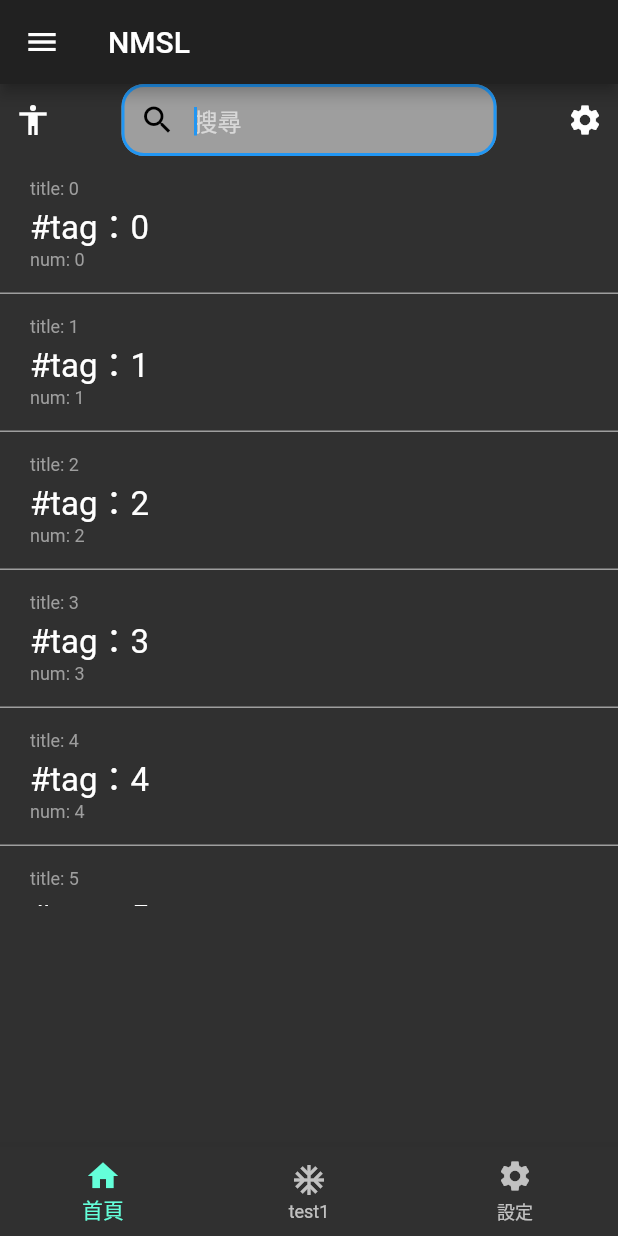
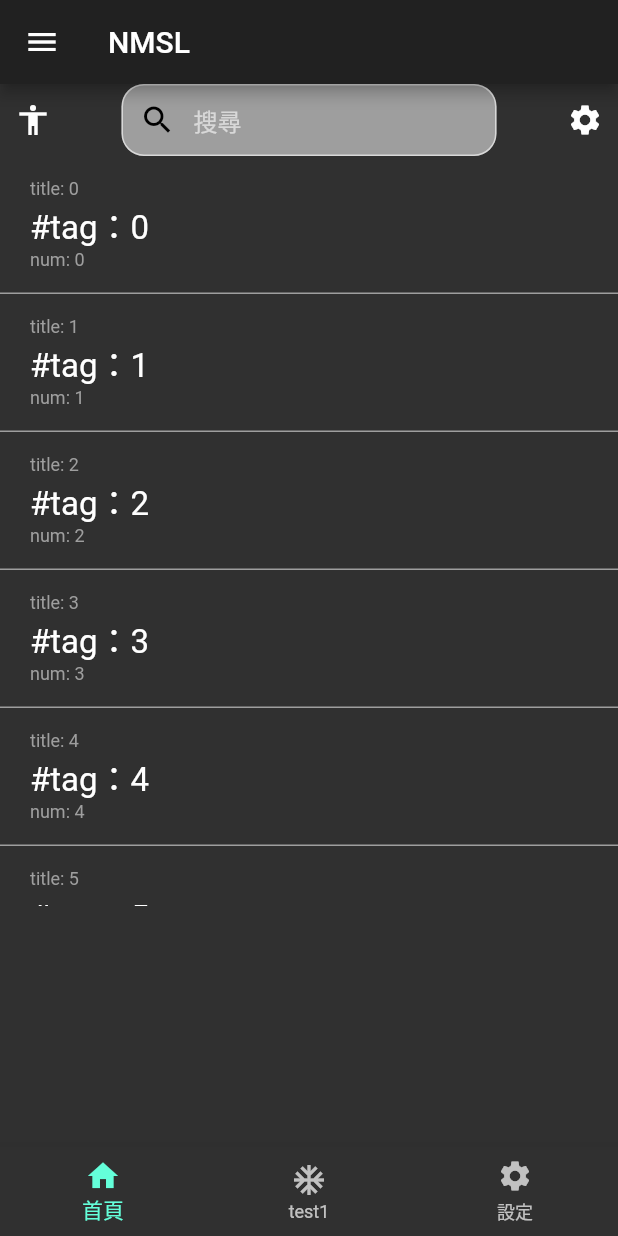
Before and after one commit to m0425873225/flutter-test, a Flutter app: the screen it shows after launch, on a phone screen of 412 x 824 dp. Run offline on Flutter 3.47's test engine with Material 2 defaults, Android fonts, the phone set to English and light mode, and no system bars; our stand-ins replace cached_network_image.

Commit message:
flutter 2

```diff
--- a/NMSL/lib/main.dart
+++ b/NMSL/lib/main.dart
@@ -37,15 +37,19 @@ class MyApp extends StatelessWidget {
                 DrawerHeader(
                   child:Column(
                     mainAxisAlignment: MainAxisAlignment.spaceEvenly,
+                      crossAxisAlignment: CrossAxisAlignment.start,
                     children: [
                       Row(
                         mainAxisAlignment: MainAxisAlignment.spaceBetween,
                         children: [
-                          Text('帳戶資訊',style: TextStyle(
-                              color: Colors.grey,
-                              fontSize: 25
-                          ),),
-                          Icon(Icons.add_circle_outline,size: 30,color: Colors.blue,)
+                          ClipOval(
+                            child: Image.network(
+                              'https://www.steamxo.com/wp-content/uploads/2019/11/5ggL5q154529_874683.jpg',
+                              fit: BoxFit.cover,
+                              width: 70,
+                              height: 70,
+                            ),
+                          ),
                         ],
                       ),
                       Row(
@@ -56,7 +60,11 @@ class MyApp extends StatelessWidget {
                               color: Colors.white,
                               fontSize: 17
                             ),
-                          )
+                          ),
+                          Padding(
+                            padding: const EdgeInsets.only(left: 175),
+                            child: Icon(Icons.add_circle_outline,size: 30,color: Colors.blue,),
+                          ),
                         ],
                       ),
                       Row(
@@ -222,7 +230,7 @@ class _HomeState extends State<Home> {
     final height = size.height;
     print('width is $width; height is $height');
 
-    return Container(
+    return SingleChildScrollView(
         child: Center(
             child: Column(
       children: [
@@ -237,7 +245,7 @@ class _HomeState extends State<Home> {
             Container(
               width: 250,
               child: TextField(
-                autofocus: true,
+                autofocus: false,
                 decoration: InputDecoration(
                     fillColor: Colors.grey,
                     filled: true,
```
